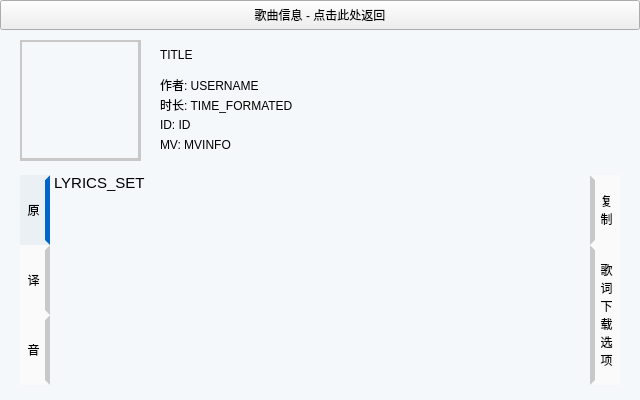
This is songInfoW.ui in MucheXD/CloudMusicDownloader as Qt 5 draws it before an edit. The edited form follows.
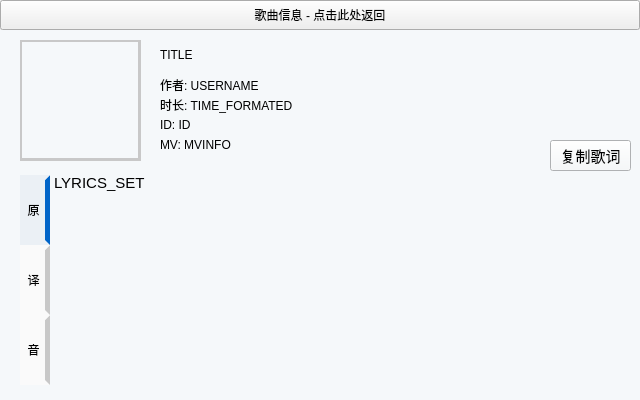
This is the edited form. Icons and pictures are not drawn.

```diff
--- a/songInfoW.ui
+++ b/songInfoW.ui
@@ -149,7 +149,7 @@
      <rect>
       <x>50</x>
       <y>140</y>
-      <width>541</width>
+      <width>581</width>
       <height>210</height>
      </rect>
     </property>
@@ -206,6 +206,8 @@
 &lt;html&gt;&lt;head&gt;&lt;meta name=&quot;qrichtext&quot; content=&quot;1&quot; /&gt;&lt;meta charset=&quot;utf-8&quot; /&gt;&lt;style type=&quot;text/css&quot;&gt;
 p, li { white-space: pre-wrap; }
 hr { height: 1px; border-width: 0; }
+li.unchecked::marker { content: &quot;\2610&quot;; }
+li.checked::marker { content: &quot;\2612&quot;; }
 &lt;/style&gt;&lt;/head&gt;&lt;body style=&quot; font-family:'微软雅黑'; font-size:11pt; font-weight:400; font-style:normal;&quot;&gt;
 &lt;p style=&quot; margin-top:0px; margin-bottom:0px; margin-left:0px; margin-right:0px; -qt-block-indent:0; text-indent:0px;&quot;&gt;LYRICS_SET&lt;/p&gt;&lt;/body&gt;&lt;/html&gt;</string>
     </property>
@@ -386,170 +388,6 @@
      <bool>false</bool>
     </property>
    </widget>
-   <widget class="QWidget" name="widget_rfuni" native="true">
-    <property name="geometry">
-     <rect>
-      <x>590</x>
-      <y>145</y>
-      <width>30</width>
-      <height>210</height>
-     </rect>
-    </property>
-    <property name="styleSheet">
-     <string notr="true">QPushButton 
-{
-	color: #000000;
-	background-color: #fafafa;
-	background-origin: content;
-	background-position: top;
-	padding: 0px 0px 0px 3px;
-	border-width: 5px;
-	border-color: #fafafa;
-	border-left-color: #c8c8c8;
-	border-style: solid;
-	border-radius: 0px;
-}
-
-QPushButton:disabled 
-{
-	color: #0a0a0a;
-	background-color: #f0f0f0;
-	padding: 0px;
-	border-width: 0px;
-	border-color: #f0f0f0;
-	border-right-color: #c8c8c8;
-}
-
-QPushButton:hover
-{
-	background-color: #ebf0f5;
-	border-color: #ebf0f5;
-	border-left-color: #c8c8c8;
-}
-QPushButton:pressed 
-{
-	background-color: #ebf0f5;
-	border-color: #ebf0f5;
-	border-left-color: #0064c8;
-}</string>
-    </property>
-    <widget class="QPushButton" name="pushButton_lyrics_copy">
-     <property name="enabled">
-      <bool>true</bool>
-     </property>
-     <property name="geometry">
-      <rect>
-       <x>0</x>
-       <y>0</y>
-       <width>30</width>
-       <height>70</height>
-      </rect>
-     </property>
-     <property name="text">
-      <string>复
-制</string>
-     </property>
-     <property name="checkable">
-      <bool>false</bool>
-     </property>
-     <property name="checked">
-      <bool>false</bool>
-     </property>
-     <property name="autoExclusive">
-      <bool>false</bool>
-     </property>
-    </widget>
-    <widget class="QWidget" name="widget_rfunisub" native="true">
-     <property name="geometry">
-      <rect>
-       <x>0</x>
-       <y>70</y>
-       <width>30</width>
-       <height>140</height>
-      </rect>
-     </property>
-     <property name="styleSheet">
-      <string notr="true">QPushButton 
-{
-	color: #000000;
-	background-color: #fafafa;
-	border-width: 5px;
-	border-color: #fafafa;
-	border-left-color: #c8c8c8;
-	border-style: solid;
-	border-radius: 0px;
-}
-
-QPushButton:disabled 
-{
-	color: #0a0a0a;
-	background-color: #f0f0f0;
-	border-width: 0px;
-	border-color: #f0f0f0;
-	border-left-color: #c8c8c8;
-}
-
-QPushButton:hover
-{
-	background-color:#f5f8fa ;
-	border-color: #f5f8fa;
-	border-left-color: #c8c8c8;
-}
-QPushButton:focus
- {
-	background-color: #ebf0f5;
-	border-color: #ebf0f5;
-	border-left-color: #c8c8c8;
-}
-
-QPushButton:pressed 
-{
-	background-color: #ebf0f5;
-	border-color: #ebf0f5;
-	border-left-color: #c8c8c8;
-}
-
-QPushButton:checked {
-	background-color: #ebf0f5;
-	border-color: #ebf0f5;
-	border-left-color: #0064c8;
-}</string>
-     </property>
-     <widget class="QPushButton" name="pushButton_lyrics_download">
-      <property name="geometry">
-       <rect>
-        <x>0</x>
-        <y>0</y>
-        <width>30</width>
-        <height>140</height>
-       </rect>
-      </property>
-      <property name="text">
-       <string>歌
-词
-下
-载
-选
-项</string>
-      </property>
-      <property name="checkable">
-       <bool>true</bool>
-      </property>
-      <property name="checked">
-       <bool>false</bool>
-      </property>
-      <property name="autoRepeat">
-       <bool>false</bool>
-      </property>
-      <property name="autoExclusive">
-       <bool>false</bool>
-      </property>
-      <property name="isDownloadAll" stdset="0">
-       <bool>false</bool>
-      </property>
-     </widget>
-    </widget>
-   </widget>
    <widget class="QLabel" name="label_mv">
     <property name="geometry">
      <rect>
@@ -566,6 +404,74 @@
      <string>MV: MVINFO</string>
     </property>
    </widget>
+   <widget class="QPushButton" name="pushButton_lyrics_copy">
+    <property name="enabled">
+     <bool>true</bool>
+    </property>
+    <property name="geometry">
+     <rect>
+      <x>550</x>
+      <y>110</y>
+      <width>81</width>
+      <height>31</height>
+     </rect>
+    </property>
+    <property name="font">
+     <font>
+      <family>微软雅黑</family>
+      <pointsize>11</pointsize>
+      <italic>false</italic>
+      <bold>false</bold>
+     </font>
+    </property>
+    <property name="styleSheet">
+     <string notr="true">QPushButton 
+{
+	color: #000000;
+	background-color: #f0f3f5;
+	border-width: 2px;
+	border-color: #ebf0f5;
+	border-bottom-color: #d4dae1;
+	border-style: solid;
+	border-radius: 5px;
+}
+
+QPushButton:disabled 
+{
+	background-color: #f0f0f0;
+	border-color:  #f0f0f0;
+}
+
+QPushButton:hover
+{
+	background-color: #e7ebf0;
+	border-width: 2px;
+	border-color: #e2e7eb;
+	border-bottom-color: #cacdd2;
+	border-style: solid;
+	border-radius: 5px;
+}
+
+QPushButton:pressed 
+{
+	background-color: #ebf0f5;
+	border-color: #ebf0f5;
+	border-bottom-color: #dce4eb;
+}r</string>
+    </property>
+    <property name="text">
+     <string>复制歌词</string>
+    </property>
+    <property name="checkable">
+     <bool>false</bool>
+    </property>
+    <property name="checked">
+     <bool>false</bool>
+    </property>
+    <property name="autoExclusive">
+     <bool>false</bool>
+    </property>
+   </widget>
   </widget>
  </widget>
  <resources>
```
